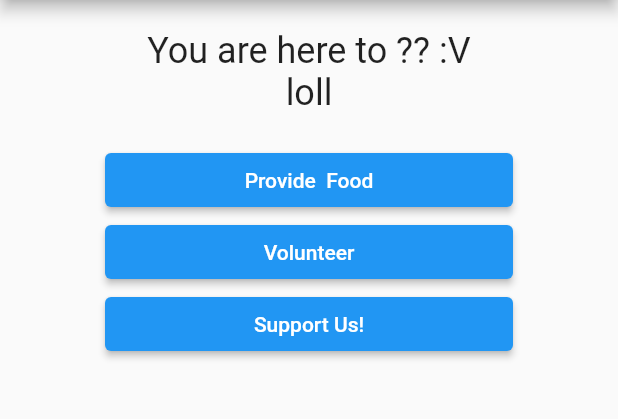
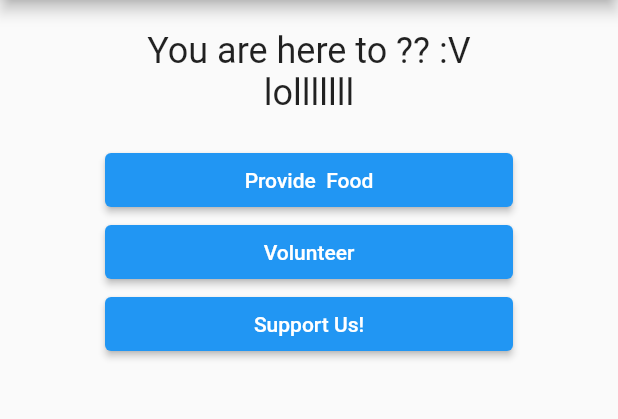
Before and after one commit to JowenPang/hunger, a Flutter app: the screen it shows after launch, on a phone screen of 412 x 824 dp, the part 84-503 px from its top. Run offline on Flutter 3.47's test engine with Material 2 defaults, Android fonts, the phone set to English and light mode, and no system bars; our stand-ins replace cloud_firestore; missing offline and left inert: google_pay; accounts and stored records are empty.

Commit message:
push 12:18 am

```diff
--- a/lib/main.dart
+++ b/lib/main.dart
@@ -35,7 +35,7 @@ class MyAppState extends State<MyApp>{
   @override
   Widget build(BuildContext context) {
     var questions=[
-      "You are here to ?? :V loll",
+      "You are here to ?? :V lolllllll",
       "Having excess food to donate?"];
 
     return MaterialApp(
```
